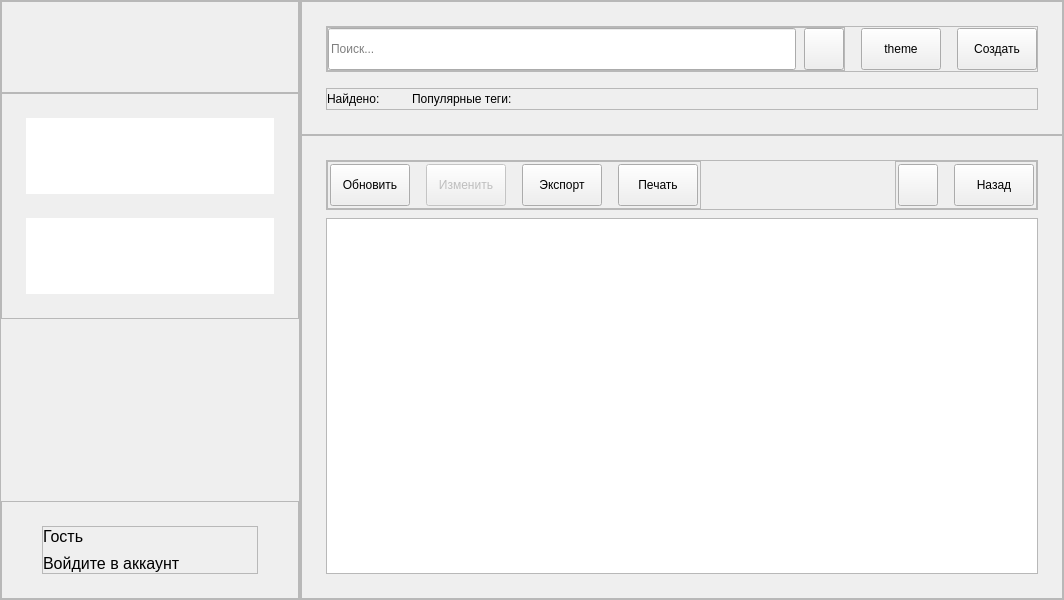
First picture: the form in ui/ui/main.ui, repository pntech-dev/Documents-Exp-Desktop, before the edit.
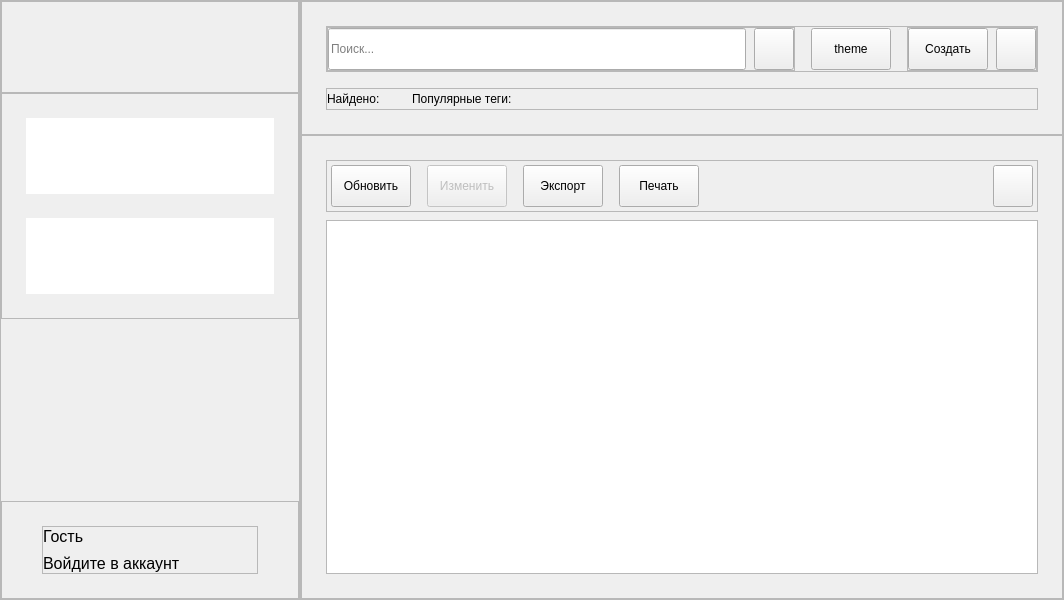
Second picture: the form after the edit. Custom widgets are drawn as their Qt base class.

Commit message: feat(ui): update navbar with creation button and extend toolbar to full table width

The edit to the form file:
```diff
--- a/ui/ui/main.ui
+++ b/ui/ui/main.ui
@@ -493,6 +493,30 @@
               </widget>
              </item>
              <item>
+              <widget class="QFrame" name="frame">
+               <property name="frameShape">
+                <enum>QFrame::StyledPanel</enum>
+               </property>
+               <property name="frameShadow">
+                <enum>QFrame::Raised</enum>
+               </property>
+               <layout class="QHBoxLayout" name="horizontalLayout_7">
+                <property name="spacing">
+                 <number>8</number>
+                </property>
+                <property name="leftMargin">
+                 <number>0</number>
+                </property>
+                <property name="topMargin">
+                 <number>0</number>
+                </property>
+                <property name="rightMargin">
+                 <number>0</number>
+                </property>
+                <property name="bottomMargin">
+                 <number>0</number>
+                </property>
+                <item>
               <widget class="PrimaryButton" name="create_pushButton">
                <property name="minimumSize">
                 <size>
@@ -505,6 +529,22 @@
                </property>
               </widget>
              </item>
+                <item>
+                 <widget class="PrimaryButton" name="create_popover_pushButton">
+                  <property name="minimumSize">
+                   <size>
+                    <width>0</width>
+                    <height>42</height>
+                   </size>
+                  </property>
+                  <property name="text">
+                   <string/>
+                  </property>
+                 </widget>
+                </item>
+               </layout>
+              </widget>
+             </item>
             </layout>
            </widget>
           </item>
@@ -609,45 +649,21 @@
             <property name="frameShadow">
              <enum>QFrame::Raised</enum>
             </property>
-            <layout class="QHBoxLayout" name="horizontalLayout_7">
-             <property name="spacing">
-              <number>0</number>
-             </property>
-             <property name="leftMargin">
-              <number>0</number>
-             </property>
-             <property name="topMargin">
-              <number>0</number>
-             </property>
-             <property name="rightMargin">
-              <number>0</number>
-             </property>
-             <property name="bottomMargin">
-              <number>0</number>
-             </property>
-             <item>
-              <widget class="QFrame" name="data_toolbar_frame">
-               <property name="frameShape">
-                <enum>QFrame::StyledPanel</enum>
-               </property>
-               <property name="frameShadow">
-                <enum>QFrame::Raised</enum>
-               </property>
                <layout class="QHBoxLayout" name="horizontalLayout_9">
                 <property name="spacing">
                  <number>16</number>
                 </property>
                 <property name="leftMargin">
-                 <number>2</number>
+              <number>4</number>
                 </property>
                 <property name="topMargin">
-                 <number>2</number>
+              <number>4</number>
                 </property>
                 <property name="rightMargin">
-                 <number>2</number>
+              <number>4</number>
                 </property>
                 <property name="bottomMargin">
-                 <number>2</number>
+              <number>4</number>
                 </property>
                 <item>
                  <widget class="TertiaryButton" name="update_pushButton">
@@ -704,9 +720,6 @@
                   </property>
                  </widget>
                 </item>
-               </layout>
-              </widget>
-             </item>
              <item>
               <spacer name="horizontalSpacer_2">
                <property name="orientation">
@@ -724,30 +737,6 @@
               </spacer>
              </item>
              <item>
-              <widget class="QFrame" name="table_toolbar_frame">
-               <property name="frameShape">
-                <enum>QFrame::StyledPanel</enum>
-               </property>
-               <property name="frameShadow">
-                <enum>QFrame::Raised</enum>
-               </property>
-               <layout class="QHBoxLayout" name="horizontalLayout_8">
-                <property name="spacing">
-                 <number>16</number>
-                </property>
-                <property name="leftMargin">
-                 <number>2</number>
-                </property>
-                <property name="topMargin">
-                 <number>2</number>
-                </property>
-                <property name="rightMargin">
-                 <number>2</number>
-                </property>
-                <property name="bottomMargin">
-                 <number>2</number>
-                </property>
-                <item>
                  <widget class="TertiaryButton" name="change_view_pushButton">
                   <property name="minimumSize">
                    <size>
@@ -758,22 +747,6 @@
                   <property name="text">
                    <string/>
                   </property>
-                 </widget>
-                </item>
-                <item>
-                 <widget class="TertiaryButton" name="back_pushButton">
-                  <property name="minimumSize">
-                   <size>
-                    <width>0</width>
-                    <height>42</height>
-                   </size>
-                  </property>
-                  <property name="text">
-                   <string>Назад</string>
-                  </property>
-                 </widget>
-                </item>
-               </layout>
               </widget>
              </item>
             </layout>
```
Lines whose indentation alone changed are shown as unchanged. The commit also changes 12 other files.
